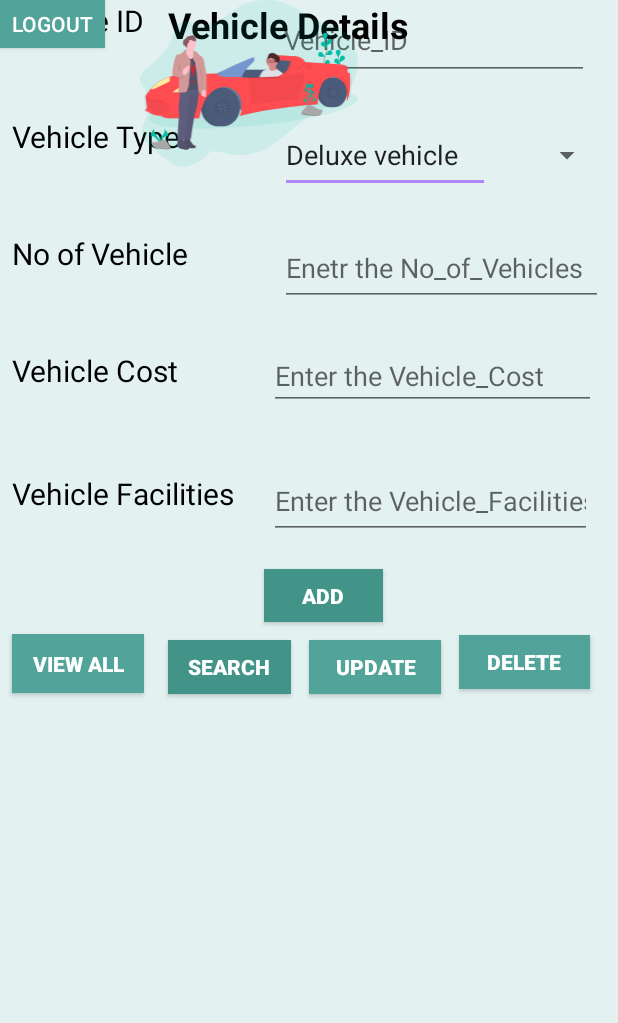
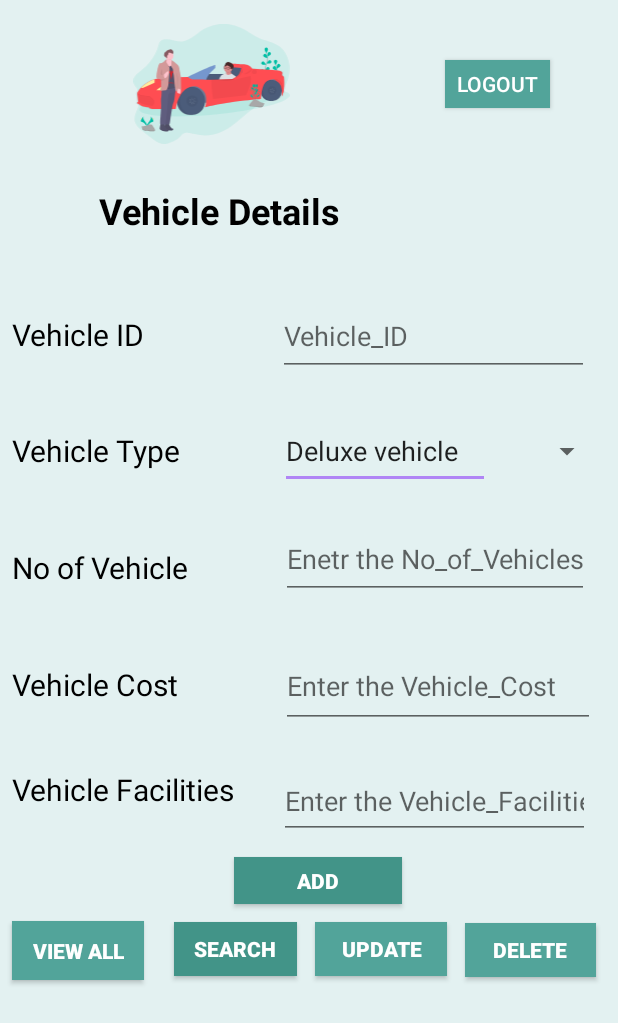
Before and after one commit to tpranavan/mad_final, an Android app: the AD_vehicle screen opened directly, with no data from a screen before it, on a phone screen of 412 x 824 dp. Shown: the top 1023 px of the screen. Run offline under Robolectric (Android 15) with nearby library versions, the light colour scheme and no system bars; libraries missing offline, so code that uses them is left out: com.basgeekball.awesomevalidation; Roboto replaces fonts that are not available here; 6 statements that could not run were skipped.

Commit message:
aish4thcommit

```diff
--- a/app/src/main/res/layout/activity_a_dvehicle.xml
+++ b/app/src/main/res/layout/activity_a_dvehicle.xml
@@ -49,11 +49,11 @@
 
         <EditText
             android:id="@+id/vehicle"
-            android:layout_width="215dp"
-            android:layout_height="50dp"
-            android:layout_marginStart="27dp"
-            android:layout_marginLeft="27dp"
-            android:layout_marginTop="25dp"
+            android:layout_width="205dp"
+            android:layout_height="53dp"
+            android:layout_marginStart="28dp"
+            android:layout_marginLeft="28dp"
+            android:layout_marginTop="20dp"
             android:ems="10"
             android:hint="Enetr the No_of_Vehicles"
             android:inputType="number"
@@ -75,24 +75,23 @@
 
         <EditText
             android:id="@+id/cost"
-            android:layout_width="218dp"
-            android:layout_height="45dp"
-            android:layout_marginStart="20dp"
-            android:layout_marginLeft="20dp"
-            android:layout_marginTop="24dp"
+            android:layout_width="209dp"
+            android:layout_height="55dp"
+            android:layout_marginStart="28dp"
+            android:layout_marginLeft="28dp"
             android:ems="10"
             android:hint="Enter the Vehicle_Cost"
             android:inputType="number"
-            app:layout_constraintStart_toEndOf="@+id/textView7"
-            app:layout_constraintTop_toBottomOf="@+id/vehicle" />
+            app:layout_constraintBaseline_toBaselineOf="@+id/textView7"
+            app:layout_constraintStart_toEndOf="@+id/textView7" />
 
         <TextView
             android:id="@+id/textView8"
-            android:layout_width="155dp"
-            android:layout_height="63dp"
+            android:layout_width="154dp"
+            android:layout_height="49dp"
             android:layout_marginStart="8dp"
             android:layout_marginLeft="8dp"
-            android:layout_marginTop="32dp"
+            android:layout_marginTop="20dp"
             android:text="Vehicle Facilities"
             android:textColor="@android:color/background_dark"
             android:textSize="20sp"
@@ -101,11 +100,11 @@
 
         <EditText
             android:id="@+id/fac"
-            android:layout_width="215dp"
+            android:layout_width="207dp"
             android:layout_height="50dp"
-            android:layout_marginStart="16dp"
-            android:layout_marginLeft="16dp"
-            android:layout_marginTop="36dp"
+            android:layout_marginStart="24dp"
+            android:layout_marginLeft="24dp"
+            android:layout_marginTop="24dp"
             android:ems="10"
             android:hint="Enter the Vehicle_Facilities"
             android:inputType="textPersonName"
@@ -118,11 +117,12 @@
             android:layout_height="53dp"
             android:layout_marginStart="8dp"
             android:layout_marginLeft="8dp"
+            android:layout_marginTop="36dp"
             android:text="Vehicle ID"
             android:textColor="@android:color/background_dark"
             android:textSize="20sp"
             app:layout_constraintStart_toStartOf="parent"
-            tools:layout_editor_absoluteY="184dp" />
+            app:layout_constraintTop_toBottomOf="@+id/textView23" />
 
         <EditText
             android:id="@+id/id"
@@ -133,16 +133,16 @@
             android:ems="10"
             android:hint="Vehicle_ID"
             android:inputType="textPersonName"
-            app:layout_constraintStart_toEndOf="@+id/textView10"
-            tools:layout_editor_absoluteY="184dp" />
+            app:layout_constraintBaseline_toBaselineOf="@+id/textView10"
+            app:layout_constraintStart_toEndOf="@+id/textView10" />
 
         <Button
             android:id="@+id/fb1"
-            android:layout_width="79dp"
-            android:layout_height="35dp"
-            android:layout_marginStart="176dp"
-            android:layout_marginLeft="176dp"
-            android:layout_marginTop="20dp"
+            android:layout_width="112dp"
+            android:layout_height="31dp"
+            android:layout_marginStart="156dp"
+            android:layout_marginLeft="156dp"
+            android:layout_marginTop="12dp"
             android:background="@color/colorPrimaryDark"
             android:text="ADD"
             android:textColor="@android:color/background_light"
@@ -154,8 +154,8 @@
             android:id="@+id/search"
             android:layout_width="82dp"
             android:layout_height="36dp"
-            android:layout_marginStart="16dp"
-            android:layout_marginLeft="16dp"
+            android:layout_marginStart="20dp"
+            android:layout_marginLeft="20dp"
             android:layout_marginTop="12dp"
             android:background="@color/colorPrimaryDark"
             android:text="SEARCH"
@@ -170,7 +170,7 @@
             android:layout_height="39dp"
             android:layout_marginStart="8dp"
             android:layout_marginLeft="8dp"
-            android:layout_marginTop="44dp"
+            android:layout_marginTop="52dp"
             android:background="@color/navbar2"
             android:text="View All"
             android:textColor="@android:color/background_light"
@@ -198,7 +198,7 @@
             android:layout_height="36dp"
             android:layout_marginStart="12dp"
             android:layout_marginLeft="12dp"
-            android:layout_marginTop="64dp"
+            android:layout_marginTop="56dp"
             android:background="@color/navbar2"
             android:text="Delete"
             android:textColor="@android:color/background_light"
@@ -210,24 +210,28 @@
             android:id="@+id/log"
             android:layout_width="70dp"
             android:layout_height="32dp"
+            android:layout_marginStart="60dp"
+            android:layout_marginLeft="60dp"
+            android:layout_marginTop="40dp"
             android:background="@color/navbar2"
             android:text="LOGOUT"
             android:textColor="@android:color/background_light"
-            tools:layout_editor_absoluteX="328dp"
-            tools:layout_editor_absoluteY="16dp" />
+            app:layout_constraintStart_toEndOf="@+id/imageView16"
+            app:layout_constraintTop_toTopOf="parent" />
 
         <TextView
             android:id="@+id/textView23"
-            android:layout_width="186dp"
-            android:layout_height="38dp"
-            android:layout_marginStart="112dp"
-            android:layout_marginLeft="112dp"
+            android:layout_width="230dp"
+            android:layout_height="49dp"
+            android:layout_marginTop="52dp"
             android:text="Vehicle Details"
             android:textColor="@android:color/background_dark"
             android:textSize="24sp"
             android:textStyle="bold"
+            app:layout_constraintEnd_toEndOf="parent"
+            app:layout_constraintHorizontal_bias="0.364"
             app:layout_constraintStart_toStartOf="parent"
-            tools:layout_editor_absoluteY="121dp" />
+            app:layout_constraintTop_toBottomOf="@+id/log" />
 
         <Spinner
             android:id="@+id/spinner1"
@@ -241,11 +245,16 @@
 
         <ImageView
             android:id="@+id/imageView16"
-            android:layout_width="332dp"
-            android:layout_height="111dp"
-            app:srcCompat="@drawable/ic_sdcar"
-            tools:layout_editor_absoluteX="28dp"
-            tools:layout_editor_absoluteY="10dp" />
+            android:layout_width="191dp"
+            android:layout_height="80dp"
+            android:layout_marginTop="16dp"
+            app:layout_constraintBottom_toTopOf="@+id/textView23"
+            app:layout_constraintEnd_toEndOf="parent"
+            app:layout_constraintHorizontal_bias="0.204"
+            app:layout_constraintStart_toStartOf="parent"
+            app:layout_constraintTop_toTopOf="parent"
+            app:layout_constraintVertical_bias="0.0"
+            app:srcCompat="@drawable/ic_sdcar" />
 
 
 </androidx.constraintlayout.widget.ConstraintLayout>
```
